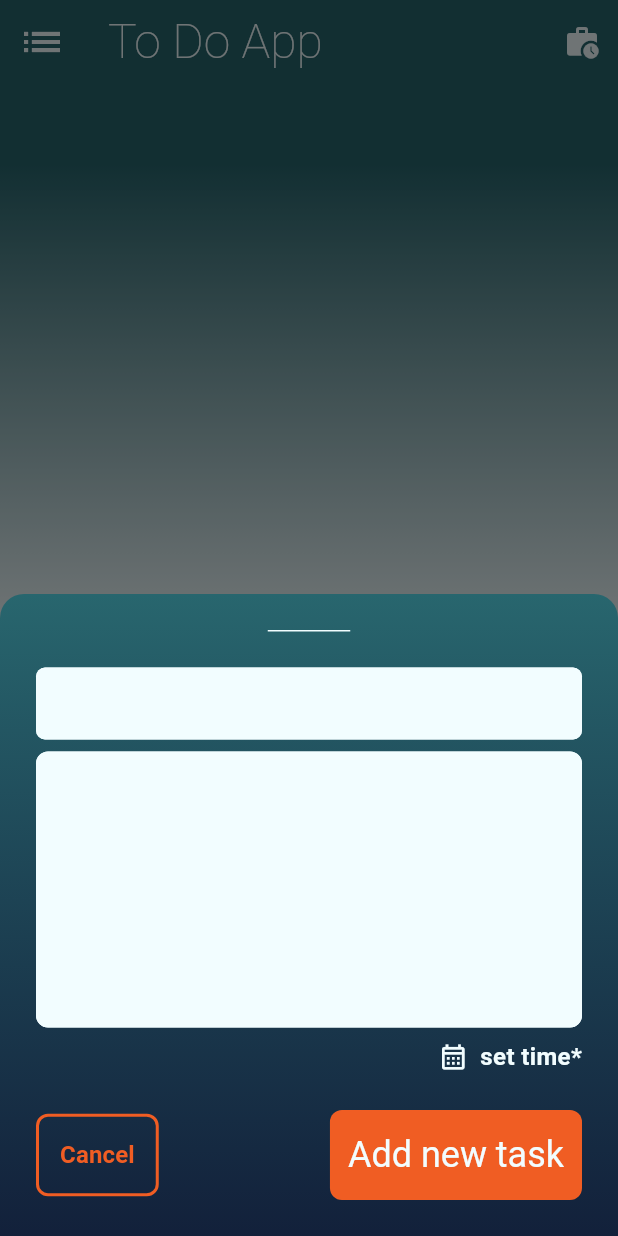
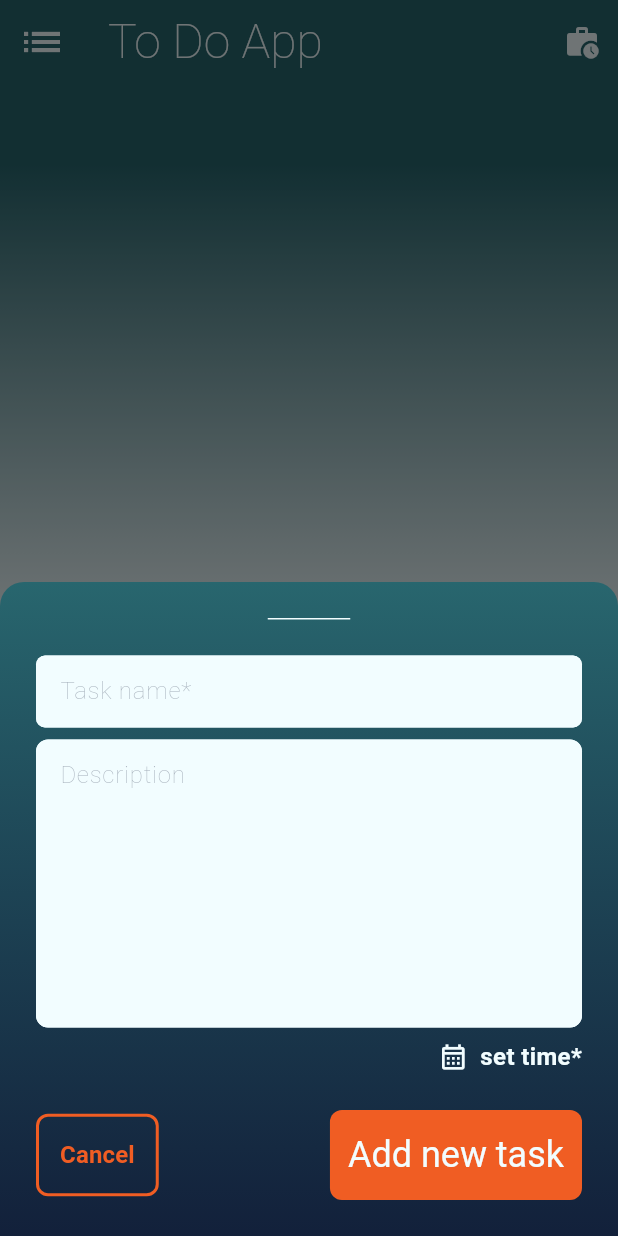
Before and after one commit to Nekio21/todo_app, a Flutter app: the screen it shows after launch, after a tap on "Add new task", on a phone screen of 412 x 824 dp. Run offline on Flutter 3.47's test engine with Material 3 defaults, Android fonts, the phone set to English and light mode, and no system bars; our stand-ins replace auto_size_text, easy_localization, flutter_dotenv, flutter_local_notifications, flutter_timezone, geolocator and 4 more; accounts and stored records are empty; Roboto replaces fonts that are missing (Jura).

Commit message:
fix: TextField, weather widget, .env, and DateTime formatting

```diff
--- a/lib/core/ui/data_picker.dart
+++ b/lib/core/ui/data_picker.dart
@@ -6,12 +6,16 @@ import 'app_text_style.dart';
 import 'app_theme.dart';
 
 class DataPicker extends FormField<DateTime?> {
-  DataPicker({super.key, super.validator, super.onSaved})
-    : super(
+  DataPicker({
+    super.key,
+    required BuildContext context,
+    super.validator,
+    super.onSaved,
+  }) : super(
          builder: (field) {
            return InkWell(
              onTap: () async {
-              final picked = await pickDateTime(field.context);
+               final picked = await pickDateTime(context, field.context);
                if (picked != null) {
                  field.didChange(picked);
                }
@@ -28,7 +32,9 @@ class DataPicker extends FormField<DateTime?> {
                  Text(
                    field.value == null
                        ? "todo.set_time".tr()
-                      : field.value.toString(),
+                       : DateFormat(
+                           'EEE, d MMM yyyy HH:mm',
+                         ).format(field.value ?? DateTime.now()),
                    style: field.hasError
                        ? AppTextStyle.captionBold.apply(color: AppTheme.error)
                        : AppTextStyle.captionBold,
@@ -39,8 +45,12 @@ class DataPicker extends FormField<DateTime?> {
          },
        );
 
-  static Future<DateTime?> pickDateTime(BuildContext context) async {
+  static Future<DateTime?> pickDateTime(
+    BuildContext baseContext,
+    BuildContext context,
+  ) async {
     final now = DateTime.now();
+    FocusScope.of(baseContext).unfocus();
     final date = await showDatePicker(
       context: context,
       initialDate: now,
--- a/lib/services/notification_service.dart
+++ b/lib/services/notification_service.dart
@@ -1,6 +1,3 @@
-import 'dart:io';
-
-import 'package:flutter/services.dart';
 import 'package:flutter_local_notifications/flutter_local_notifications.dart';
 import 'package:flutter_timezone/flutter_timezone.dart';
 import 'package:timezone/timezone.dart' as tz;
--- a/lib/todo/ui/todo_screen.dart
+++ b/lib/todo/ui/todo_screen.dart
@@ -12,6 +12,7 @@ import 'package:todo_app/todo/ui/todo_showmodal.dart';
 import 'package:todo_app/todo/ui/todo_tile.dart';
 import 'package:todo_app/todo/viewmodel/todo_viewmodel.dart';
 import 'package:todo_app/weather/models/weather.dart';
+import 'package:auto_size_text/auto_size_text.dart';
 
 import '../../core/ui/action_button.dart';
 import '../../core/ui/app_background.dart';
@@ -161,7 +162,10 @@ class _TodoScreenState extends State<TodoScreenWidget>
                     : "general.no_data".tr(),
                 style: AppTextStyle.bodyLarge,
               ),
-              Text("general.productive_day".tr(), style: AppTextStyle.captionBold),
+              Text(
+                "general.productive_day".tr(),
+                style: AppTextStyle.captionBold,
+              ),
             ],
           ),
         ],
@@ -177,8 +181,9 @@ class _TodoScreenState extends State<TodoScreenWidget>
       builder: (context, snapshot) {
         final Weather? weather = snapshot.data;
 
-        if (snapshot.hasError) {
+        if (snapshot.hasError && vm.isWeatherApiErrorShown == false) {
           vm.setMsg(Message.weatherApiUnavailable);
+          vm.setWeatherApiErrorAsShown(true);
         }
 
         if (weather != null) {
@@ -198,22 +203,24 @@ class _TodoScreenState extends State<TodoScreenWidget>
                     Text("${weather.temp}°C", style: AppTextStyle.bodyLarge),
                   ],
                 ),
-                Column(
+                Flexible(
+                  child: Column(
                     crossAxisAlignment: CrossAxisAlignment.start,
                     children: [
-                    Text(
+                      AutoSizeText(
                         "${"weather.feels_like".tr()}: ${weather.feelTemp}°C",
                         style: AppTextStyle.captionRegular,
                       ),
-                    Text(
+                      AutoSizeText(
                         "${"weather.precipitation".tr()}: ${weather.rain} mm/h",
                         style: AppTextStyle.captionRegular,
                       ),
-                    Text(
+                      AutoSizeText(
                         "${"weather.cloud_cover".tr()}: ${weather.clouds}%",
                         style: AppTextStyle.captionRegular,
                       ),
                     ],
+                  ),
                 ),
               ],
             ),
@@ -244,7 +251,8 @@ class _TodoScreenState extends State<TodoScreenWidget>
     showModalBottomSheet(
       context: context,
       isScrollControlled: true,
-      builder: (ctx) => TodoShowModal(todo: todo, vm: context.read<TodoViewModel>()),
+      builder: (ctx) =>
+          TodoShowModal(todo: todo, vm: context.read<TodoViewModel>()),
     );
   }
 
--- a/lib/todo/ui/todo_showmodal.dart
+++ b/lib/todo/ui/todo_showmodal.dart
@@ -29,7 +29,9 @@ class _TodoShowModalState extends State<TodoShowModal> {
   void initState() {
     super.initState();
     _nameController = TextEditingController(text: widget.todo?.title ?? '');
-    _descController = TextEditingController(text: widget.todo?.description ?? '');
+    _descController = TextEditingController(
+      text: widget.todo?.description ?? '',
+    );
     _selectedDeadline = widget.todo?.deadline;
   }
 
@@ -45,6 +47,7 @@ class _TodoShowModalState extends State<TodoShowModal> {
     final vm = widget.vm;
 
     return IntrinsicHeight(
+      child: SingleChildScrollView(
         child: Container(
           decoration: const BoxDecoration(
             gradient: LinearGradient(
@@ -57,9 +60,7 @@ class _TodoShowModalState extends State<TodoShowModal> {
           ),
           child: Padding(
             padding: EdgeInsets.all(AppSpacing.large).add(
-            EdgeInsets.only(
-              bottom: MediaQuery.of(context).viewInsets.bottom,
-            ),
+              EdgeInsets.only(bottom: MediaQuery.of(context).viewInsets.bottom),
             ),
             child: Form(
               key: _formKey,
@@ -75,6 +76,9 @@ class _TodoShowModalState extends State<TodoShowModal> {
                     maxLines: 1,
                     decoration: InputDecoration(
                       hintText: 'todo.task_name'.tr(),
+                      hintStyle: AppTextStyle.captionRegular.apply(
+                        color: AppTheme.secondary.withAlpha(100),
+                      ),
                       border: OutlineInputBorder(
                         borderRadius: BorderRadius.circular(6),
                       ),
@@ -101,6 +105,9 @@ class _TodoShowModalState extends State<TodoShowModal> {
                     maxLines: 7,
                     decoration: InputDecoration(
                       hintText: 'todo.description'.tr(),
+                      hintStyle: AppTextStyle.captionRegular.apply(
+                        color: AppTheme.secondary.withAlpha(100),
+                      ),
                       border: OutlineInputBorder(
                         borderRadius: BorderRadius.circular(8),
                       ),
@@ -108,14 +115,16 @@ class _TodoShowModalState extends State<TodoShowModal> {
                       fillColor: AppTheme.onSecondary,
                       contentPadding: EdgeInsets.symmetric(
                         horizontal: AppSpacing.base,
-                      vertical: AppSpacing.small,
+                        vertical: AppSpacing.base,
                       ),
+                      isDense: true,
                     ),
                   ),
                   SizedBox(height: AppSpacing.small),
                   Align(
                     alignment: AlignmentDirectional.centerEnd,
                     child: DataPicker(
+                      context: context,
                       validator: (value) {
                         if (value == null ||
                             value.isBefore(DateTime.now()) == true) {
@@ -141,9 +150,7 @@ class _TodoShowModalState extends State<TodoShowModal> {
                             borderRadius: BorderRadius.circular(8),
                           ),
                           side: BorderSide(color: AppTheme.primary, width: 2),
-                        padding: EdgeInsets.all(
-                          AppSpacing.medium,
-                        ), // padding
+                          padding: EdgeInsets.all(AppSpacing.medium), // padding
                         ),
                         child: Text(
                           "actions.cancel".tr(),
@@ -153,7 +160,9 @@ class _TodoShowModalState extends State<TodoShowModal> {
                         ),
                       ),
                       ActionButton(
-                      widget.todo != null ? "actions.update".tr() : "todo.add_new".tr(),
+                        widget.todo != null
+                            ? "actions.update".tr()
+                            : "todo.add_new".tr(),
                         function: () {
                           if (_formKey.currentState!.validate()) {
                             _formKey.currentState!.save();
@@ -182,6 +191,7 @@ class _TodoShowModalState extends State<TodoShowModal> {
             ),
           ),
         ),
+      ),
     );
   }
 }
--- a/lib/todo/viewmodel/todo_viewmodel.dart
+++ b/lib/todo/viewmodel/todo_viewmodel.dart
@@ -39,6 +39,9 @@ class TodoViewModel extends ChangeNotifier {
 
   Future<Weather?>? get weather => _weather;
 
+  bool _isWeatherApiErrorShown = false;
+  bool get isWeatherApiErrorShown => _isWeatherApiErrorShown;
+
   TodoViewModel();
 
   void init() async {
@@ -50,6 +53,7 @@ class TodoViewModel extends ChangeNotifier {
       _database = result;
     }
 
+    _isWeatherApiErrorShown = false;
     _weather = WeatherService.fetchWeather();
 
     countHowMany();
@@ -158,6 +162,11 @@ class TodoViewModel extends ChangeNotifier {
     notifyListeners();
   }
 
+  void setWeatherApiErrorAsShown(bool isWeatherApiErrorShown) {
+    _isWeatherApiErrorShown  = isWeatherApiErrorShown;
+    notifyListeners();
+  }
+
   void toggleArchive() {
     _showArchive = !_showArchive;
     notifyListeners();
--- a/pubspec.yaml
+++ b/pubspec.yaml
@@ -46,6 +46,7 @@ dependencies:
   geolocator: ^14.0.2
   flutter_dotenv: ^5.2.1
   flutter_timezone: ^4.1.1
+  auto_size_text: ^3.0.0
 
 dev_dependencies:
   flutter_test:
```
Also changed, not shown: lib/main.dart (+9 -3 lines), pubspec.lock, 3 other files. Lines whose indentation alone changed are shown as unchanged.
